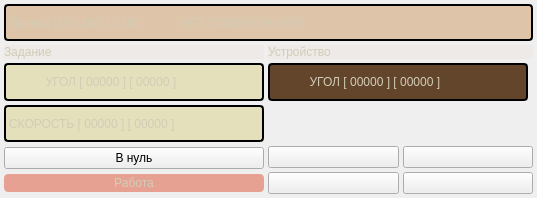
The window that gui_files/widget_scanator_control.ui (orizonti/PROJ_TRACKING_PROB) describes before a commit, drawn with Qt 5.
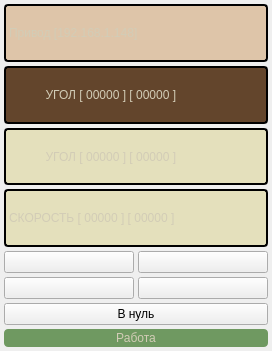
The same window after the commit. Icons and pictures are not drawn.

Diff of the .ui file:
```diff
--- a/gui_files/widget_scanator_control.ui
+++ b/gui_files/widget_scanator_control.ui
@@ -6,8 +6,8 @@
    <rect>
     <x>0</x>
     <y>0</y>
-    <width>537</width>
-    <height>198</height>
+    <width>272</width>
+    <height>351</height>
    </rect>
   </property>
   <property name="sizePolicy">
@@ -1342,8 +1342,14 @@
    <property name="spacing">
     <number>4</number>
    </property>
-   <item row="3" column="0">
+   <item row="4" column="0">
     <widget class="QLabel" name="labelDisplayVelocity1">
+     <property name="sizePolicy">
+      <sizepolicy hsizetype="Expanding" vsizetype="Minimum">
+       <horstretch>0</horstretch>
+       <verstretch>0</verstretch>
+      </sizepolicy>
+     </property>
      <property name="minimumSize">
       <size>
        <width>260</width>
@@ -1352,7 +1358,7 @@
      </property>
      <property name="maximumSize">
       <size>
-       <width>260</width>
+       <width>300</width>
        <height>16777215</height>
       </size>
      </property>
@@ -1372,76 +1378,7 @@
      </property>
     </widget>
    </item>
-   <item row="2" column="1" colspan="2">
-    <widget class="QLabel" name="labelDisplayPos2">
-     <property name="minimumSize">
-      <size>
-       <width>260</width>
-       <height>0</height>
-      </size>
-     </property>
-     <property name="maximumSize">
-      <size>
-       <width>260</width>
-       <height>16777215</height>
-      </size>
-     </property>
-     <property name="styleSheet">
-      <string notr="true">QLabel
-{
-border: 2px solid line black;
-background-color: rgb(99, 69, 44);
-
-color: rgb(210, 204, 182);
-font: 600 12pt &quot;Ubuntu&quot;;
-border-radius: 4px;
-}</string>
-     </property>
-     <property name="text">
-      <string>           УГОЛ [ 00000 ] [ 00000 ] </string>
-     </property>
-    </widget>
-   </item>
-   <item row="1" column="1" colspan="2">
-    <widget class="QLabel" name="label_2">
-     <property name="styleSheet">
-      <string notr="true">QLabel
-{
-border: 0px solid line black;
-	background-color: rgba(184, 105, 17,10);
-font: 600 14pt &quot;Ubuntu Sans&quot;;
-	color: rgb(210, 204, 182);
-}</string>
-     </property>
-     <property name="text">
-      <string>Устройство</string>
-     </property>
-    </widget>
-   </item>
-   <item row="0" column="0" colspan="3">
-    <widget class="QLabel" name="labelStatus">
-     <property name="maximumSize">
-      <size>
-       <width>540</width>
-       <height>16777215</height>
-      </size>
-     </property>
-     <property name="styleSheet">
-      <string notr="true">QLabel
-{
-border: 2px solid line black;
-	background-color: rgba(184, 105, 17,80);
-font: 600 14pt &quot;Ubuntu Sans&quot;;
-	color: rgb(210, 204, 182);
-border-radius: 4px;
-}</string>
-     </property>
-     <property name="text">
-      <string>Привод [192.168.1.148]             НЕТ ПОДКЛЮЧЕНИЯ</string>
-     </property>
-    </widget>
-   </item>
-   <item row="2" column="0">
+   <item row="3" column="0">
     <widget class="QLabel" name="labelDisplayPos1">
      <property name="minimumSize">
       <size>
@@ -1451,7 +1388,7 @@
      </property>
      <property name="maximumSize">
       <size>
-       <width>260</width>
+       <width>300</width>
        <height>16777215</height>
       </size>
      </property>
@@ -1471,29 +1408,9 @@
      </property>
     </widget>
    </item>
-   <item row="1" column="0">
-    <widget class="QLabel" name="label">
-     <property name="sizePolicy">
-      <sizepolicy hsizetype="Preferred" vsizetype="Maximum">
-       <horstretch>0</horstretch>
-       <verstretch>0</verstretch>
-      </sizepolicy>
-     </property>
-     <property name="styleSheet">
-      <string notr="true">QLabel
-{
-border: 0px solid line black;
-	background-color: rgba(184, 105, 17,10);
-font: 600 14pt &quot;Ubuntu Sans&quot;;
-	color: rgb(210, 204, 182);
-}</string>
-     </property>
-     <property name="text">
-      <string>Задание</string>
-     </property>
-    </widget>
-   </item>
-   <item row="5" column="1" colspan="2">
+   <item row="6" column="0">
+    <layout class="QVBoxLayout" name="verticalLayout">
+     <item>
     <layout class="QGridLayout" name="gridLayout_2">
      <item row="0" column="0">
       <widget class="QPushButton" name="butMoveRight">
@@ -1565,8 +1482,6 @@
      </item>
     </layout>
    </item>
-   <item row="5" column="0">
-    <layout class="QVBoxLayout" name="verticalLayout">
      <item>
       <widget class="QPushButton" name="butSetToNull">
        <property name="styleSheet">
@@ -1659,12 +1574,71 @@
         <bool>true</bool>
        </property>
        <property name="checked">
-        <bool>false</bool>
+        <bool>true</bool>
        </property>
       </widget>
      </item>
     </layout>
    </item>
+   <item row="2" column="0">
+    <widget class="QLabel" name="labelDisplayPos2">
+     <property name="minimumSize">
+      <size>
+       <width>260</width>
+       <height>0</height>
+      </size>
+     </property>
+     <property name="maximumSize">
+      <size>
+       <width>300</width>
+       <height>16777215</height>
+      </size>
+     </property>
+     <property name="styleSheet">
+      <string notr="true">QLabel
+{
+border: 2px solid line black;
+background-color: rgb(99, 69, 44);
+
+color: rgb(210, 204, 182);
+font: 600 12pt &quot;Ubuntu&quot;;
+border-radius: 4px;
+}</string>
+     </property>
+     <property name="text">
+      <string>           УГОЛ [ 00000 ] [ 00000 ] </string>
+     </property>
+    </widget>
+   </item>
+   <item row="1" column="0">
+    <widget class="QLabel" name="labelStatus">
+     <property name="sizePolicy">
+      <sizepolicy hsizetype="MinimumExpanding" vsizetype="Preferred">
+       <horstretch>0</horstretch>
+       <verstretch>0</verstretch>
+      </sizepolicy>
+     </property>
+     <property name="maximumSize">
+      <size>
+       <width>300</width>
+       <height>16777215</height>
+      </size>
+     </property>
+     <property name="styleSheet">
+      <string notr="true">QLabel
+{
+border: 2px solid line black;
+	background-color: rgba(184, 105, 17,80);
+font: 600 14pt &quot;Ubuntu Sans&quot;;
+	color: rgb(210, 204, 182);
+border-radius: 4px;
+}</string>
+     </property>
+     <property name="text">
+      <string>Привод [192.168.1.148]</string>
+     </property>
+    </widget>
+   </item>
   </layout>
  </widget>
  <resources>
```
Lines whose indentation alone changed are shown as unchanged.
